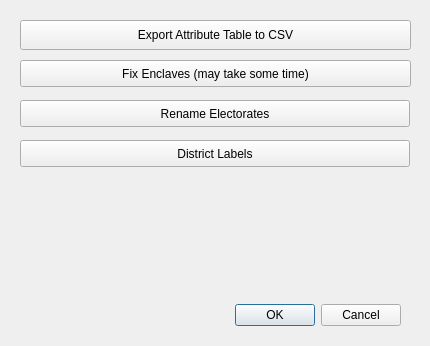
Above: CandRRedistrict_dlgtoolbox.ui from the-red-fox-group/qgisv3redistricter before the change. Below: the same form after it.
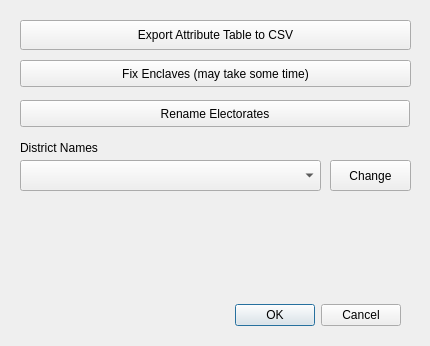
That is the form after the change.

Commit message: District Labels dropdown in toolbox

What changed in the file:
```diff
--- a/CandRRedistrict_dlgtoolbox.ui
+++ b/CandRRedistrict_dlgtoolbox.ui
@@ -68,17 +68,40 @@
     <string>Rename Electorates</string>
    </property>
   </widget>
-  <widget class="QPushButton" name="btnDistrictLabels">
+  <widget class="QPushButton" name="btnDistrictNames">
+   <property name="geometry">
+    <rect>
+     <x>330</x>
+     <y>160</y>
+     <width>81</width>
+     <height>31</height>
+    </rect>
+   </property>
+   <property name="text">
+    <string>Change</string>
+   </property>
+  </widget>
+  <widget class="QComboBox" name="cmbDistrictNames">
+   <property name="geometry">
+    <rect>
+     <x>20</x>
+     <y>160</y>
+     <width>301</width>
+     <height>31</height>
+    </rect>
+   </property>
+  </widget>
+  <widget class="QLabel" name="labelDistrictNames">
    <property name="geometry">
     <rect>
      <x>20</x>
      <y>140</y>
-     <width>390</width>
-     <height>27</height>
+     <width>131</width>
+     <height>16</height>
     </rect>
    </property>
    <property name="text">
-    <string>District Labels</string>
+    <string>District Names</string>
    </property>
   </widget>
  </widget>
```
The commit also changes 1 other file.
